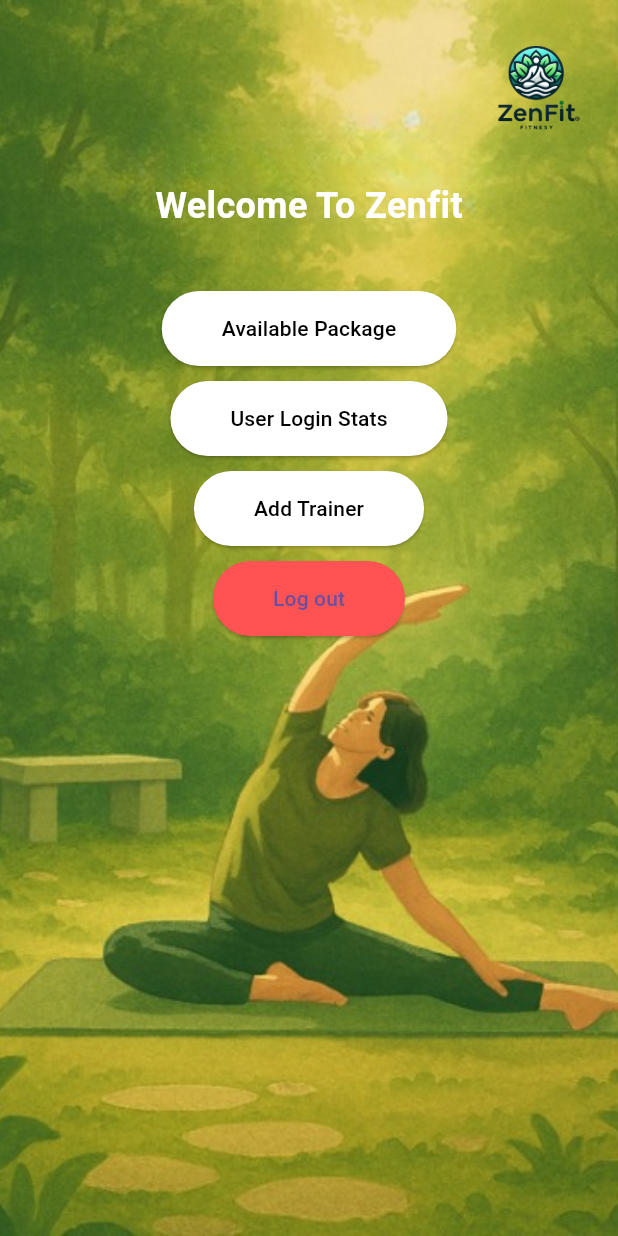
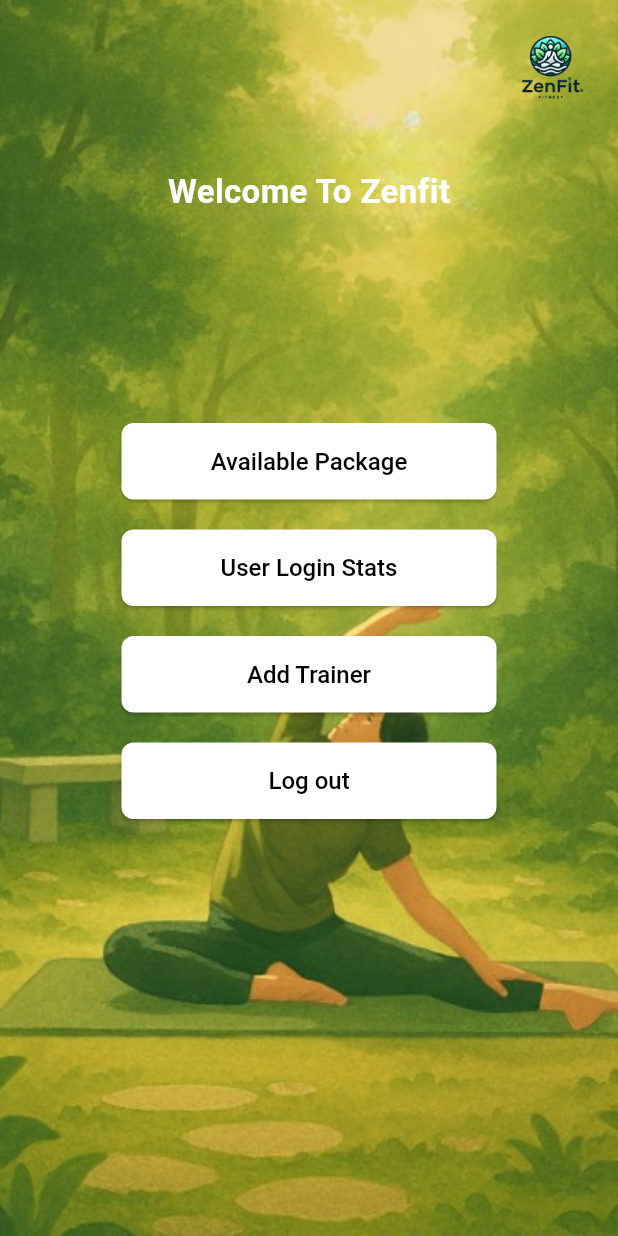
Before and after one commit to Samir-pemi-magar/TeamD_FitnessApp, a Flutter app: the AdminDashboard screen opened by its route, on a phone screen of 412 x 824 dp. Run offline on Flutter 3.47's test engine with Material 3 defaults, Android fonts, the phone set to English and light mode, and no system bars; our stand-ins replace cloud_firestore, firebase_auth, firebase_core, font_awesome_flutter; accounts and stored records are empty.

Commit message:
Fixed issue in admin dashboard ui and made some changes in other ui as well

```diff
--- a/lib/main.dart
+++ b/lib/main.dart
@@ -1,10 +1,7 @@
 import 'package:fitnessapp/firebase_options.dart';
-import 'package:fitnessapp/screens/user/WaterIntake/WaterIntake.dart';
 //import 'package:fitnessapp/screens/user/Packages/package_store.dart';
 import 'package:flutter/material.dart';
 import 'package:firebase_core/firebase_core.dart';
-import 'package:flutter/material.dart';
-import 'firebase_options.dart';
 
 // Screens
 import 'screens/common/welcome_screen.dart';
@@ -12,8 +9,6 @@ import 'screens/user/user_login.dart';
 import 'screens/user/user_signup.dart';
 import 'screens/user/user_dashboard.dart';
 import 'screens/user/Packages/packages.dart';
-import 'screens/admin/admin_dashboard.dart';
-import 'screens/trainer/trainer_dashboard.dart';
 import 'screens/admin/admin_dashboard.dart';
 import 'screens/admin/admin_package.dart';
 import 'screens/admin/admin_user_stats.dart';
--- a/lib/screens/admin/admin_dashboard.dart
+++ b/lib/screens/admin/admin_dashboard.dart
@@ -13,77 +13,57 @@ class AdminDashboard extends StatelessWidget {
   Widget build(BuildContext context) {
     return Scaffold(
       body: Container(
+        width: double.infinity,
+        height: double.infinity,
         decoration: const BoxDecoration(
           image: DecorationImage(
-            image: AssetImage('assets/images/background.png'),
+            image: AssetImage('assets/images/background.png'), // Set your actual background path
             fit: BoxFit.cover,
           ),
         ),
         child: SafeArea(
           child: Column(
-            crossAxisAlignment: CrossAxisAlignment.center,
             children: [
-              const SizedBox(height: 20),
-
-              // Logo
+              // Top logo
               Align(
                 alignment: Alignment.topRight,
                 child: Padding(
-                  padding: const EdgeInsets.only(right: 16.0),
-                  child: Image.asset(
-                    'assets/images/logo.png',
-                    width: 80,
-                    height: 80,
+                  padding: const EdgeInsets.all(16.0),
+                  child: ClipOval(
+                    child: Image.asset(
+                      'assets/images/logo.png', // Ensure it's a clean, circular logo
+                      width: 60,
+                      height: 60,
+                      fit: BoxFit.cover,
+                    ),
                   ),
                 ),
               ),
 
               const SizedBox(height: 20),
 
+              // Welcome text
               const Text(
                 "Welcome To Zenfit",
                 style: TextStyle(
-                  fontSize: 24,
+                  fontSize: 22,
                   fontWeight: FontWeight.bold,
                   color: Colors.white,
                 ),
               ),
 
-              const SizedBox(height: 40),
+              const Spacer(),
 
-              _buildButton(
-                context,
-                label: 'Available Package',
-                route: '/admin_packages',
-              ),
+              // Menu Buttons
+              _buildMenuButton(context, "Available Package", '/admin_packages'),
+              const SizedBox(height: 20),
+              _buildMenuButton(context, "User Login Stats", '/admin_user_stats'),
+              const SizedBox(height: 20),
+              _buildMenuButton(context, "Add Trainer", '/admin_add_trainer'),
+              const SizedBox(height: 20),
+              _buildMenuButton(context, "Log out", '', isLogout: true),
 
-              const SizedBox(height: 10),
-
-              _buildButton(
-                context,
-                label: 'User Login Stats',
-                route: '/admin_user_stats',
-              ),
-
-              const SizedBox(height: 10),
-
-              _buildButton(
-                context,
-                label: 'Add Trainer',
-                route: '/admin_add_trainer',
-              ),
-
-              const SizedBox(height: 10),
-
-              ElevatedButton(
-                style: ElevatedButton.styleFrom(
-                  padding:
-                      const EdgeInsets.symmetric(horizontal: 40, vertical: 15),
-                  backgroundColor: Colors.redAccent,
-                ),
-                onPressed: () => _logout(context),
-                child: const Text("Log out"),
-              ),
+              const Spacer(flex: 2),
             ],
           ),
         ),
@@ -91,19 +71,29 @@ class AdminDashboard extends StatelessWidget {
     );
   }
 
-  Widget _buildButton(BuildContext context,
-      {required String label, required String route}) {
-    return ElevatedButton(
-      style: ElevatedButton.styleFrom(
-        padding:
-            const EdgeInsets.symmetric(horizontal: 40, vertical: 15), // Button size
-        backgroundColor:
-            Colors.white,
-        foregroundColor:
-            Colors.black,
+  Widget _buildMenuButton(BuildContext context, String label, String route,
+      {bool isLogout = false}) {
+    return SizedBox(
+      width: 250,
+      child: ElevatedButton(
+        style: ElevatedButton.styleFrom(
+          backgroundColor: Colors.white,
+          foregroundColor: Colors.black,
+          padding: const EdgeInsets.symmetric(vertical: 16),
+          textStyle: const TextStyle(fontSize: 16, fontWeight: FontWeight.w500),
+          shape: RoundedRectangleBorder(
+            borderRadius: BorderRadius.circular(8),
+          ),
+        ),
+        onPressed: () {
+          if (isLogout) {
+            _logout(context);
+          } else {
+            Navigator.pushNamed(context, route);
+          }
+        },
+        child: Text(label),
       ),
-      onPressed: () => Navigator.pushNamed(context, route),
-      child: Text(label),
     );
   }
 }
--- a/lib/screens/admin/admin_navigation.dart
+++ /dev/null
@@ -1,13 +0,0 @@
-import 'package:flutter/material.dart';
-
-class AdminNavigation extends StatelessWidget {
-  const AdminNavigation({Key? key}) : super(key: key);
-
-  @override
-  Widget build(BuildContext context) {
-    return Scaffold(
-      appBar: AppBar(title: const Text('Admin Dashboard')),
-      body: const Center(child: Text('Admin Dashboard Content')),
-    );
-  }
-}
--- a/lib/screens/user/user_login.dart
+++ b/lib/screens/user/user_login.dart
@@ -1,7 +1,7 @@
 import 'package:flutter/material.dart';
 import 'package:fitnessapp/services/auth_service.dart';
 import 'package:fitnessapp/screens/user/user_dashboard.dart';
-import 'package:fitnessapp/screens/user/user_signup.dart'; // Make sure this path is correct
+import 'package:fitnessapp/screens/user/user_signup.dart';
 
 class UserLogin extends StatefulWidget {
   const UserLogin({Key? key}) : super(key: key);
@@ -28,7 +28,7 @@ class _UserLoginState extends State<UserLogin> {
       );
 
       if (user != null) {
-        // Navigate to dashboard
+        // Navigates to dashboard
         Navigator.pushReplacement(
           context,
           MaterialPageRoute(builder: (context) => UserDashboard()),
--- a/lib/screens/user/user_signup.dart
+++ b/lib/screens/user/user_signup.dart
@@ -37,28 +37,24 @@ class _UserSignupState extends State<UserSignup> {
     try {
       final usersRef = FirebaseFirestore.instance.collection('users');
 
-      // Check if email is already in use
       final emailSnapshot = await usersRef.where('email', isEqualTo: email).get();
       if (emailSnapshot.docs.isNotEmpty) {
         _showError("Email is already in use.");
         return;
       }
 
-      // Check if name is already in use
       final nameSnapshot = await usersRef.where('name', isEqualTo: name).get();
       if (nameSnapshot.docs.isNotEmpty) {
         _showError("Name is already taken.");
         return;
       }
 
-      // Check if phone number is already in use
       final phoneSnapshot = await usersRef.where('phoneNumber', isEqualTo: phone).get();
       if (phoneSnapshot.docs.isNotEmpty) {
         _showError("Phone number is already registered.");
         return;
       }
 
-      // Proceed with signup
       final user = await _authService.signUpWithEmailAndPassword(
         name: name,
         email: email,
@@ -83,6 +79,7 @@ class _UserSignupState extends State<UserSignup> {
   @override
   Widget build(BuildContext context) {
     return Scaffold(
+      resizeToAvoidBottomInset: true,
       body: Container(
         decoration: const BoxDecoration(
           image: DecorationImage(
@@ -91,13 +88,17 @@ class _UserSignupState extends State<UserSignup> {
           ),
         ),
         child: SafeArea(
+          child: LayoutBuilder(
+            builder: (context, constraints) {
+              return SingleChildScrollView(
+                physics: const BouncingScrollPhysics(),
+                child: ConstrainedBox(
+                  constraints: BoxConstraints(minHeight: constraints.maxHeight),
+                  child: IntrinsicHeight(
                     child: Padding(
                       padding: const EdgeInsets.symmetric(horizontal: 20.0),
-            child: SingleChildScrollView(
                       child: Column(
-                mainAxisAlignment: MainAxisAlignment.start,
                         children: [
-                  // Back Button
                           Align(
                             alignment: Alignment.topLeft,
                             child: IconButton(
@@ -107,14 +108,13 @@ class _UserSignupState extends State<UserSignup> {
                               },
                             ),
                           ),
-                  // Circular Logo
+                          const SizedBox(height: 10),
                           CircleAvatar(
                             radius: 50,
                             backgroundImage: AssetImage('assets/images/logo.png'),
                             backgroundColor: Colors.transparent,
                           ),
                           const SizedBox(height: 20),
-                  // Welcome Text
                           const Text(
                             'Welcome to ZenFit -\nwhere fitness meets balance',
                             textAlign: TextAlign.center,
@@ -125,7 +125,6 @@ class _UserSignupState extends State<UserSignup> {
                             ),
                           ),
                           const SizedBox(height: 20),
-                  // Input Fields
                           TextFormField(
                             controller: _nameController,
                             decoration: const InputDecoration(
@@ -167,7 +166,6 @@ class _UserSignupState extends State<UserSignup> {
                             ),
                           ),
                           const SizedBox(height: 20),
-                  // Create Button
                           ElevatedButton(
                             onPressed: _isLoading ? null : _signUp,
                             style: ElevatedButton.styleFrom(
@@ -185,6 +183,10 @@ class _UserSignupState extends State<UserSignup> {
                     ),
                   ),
                 ),
+              );
+            },
+          ),
+        ),
       ),
     );
   }
```
Also changed, not shown: lib/screens/user/user_dashboard.dart (line endings or trailing spaces). Lines whose indentation alone changed are shown as unchanged.
